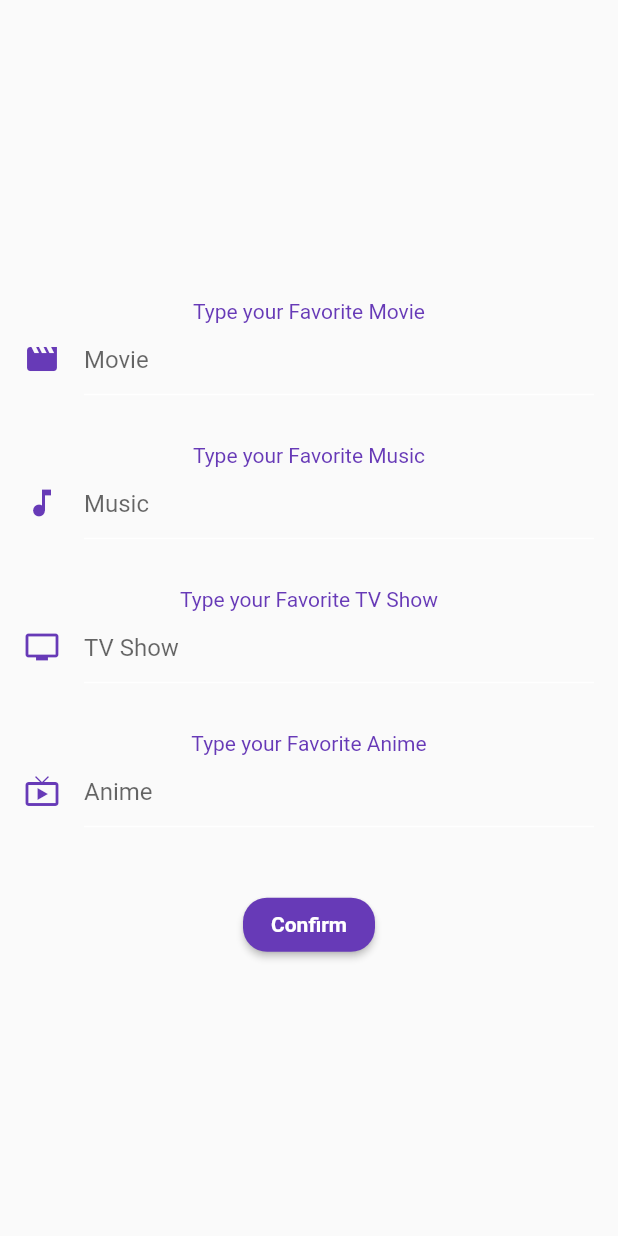
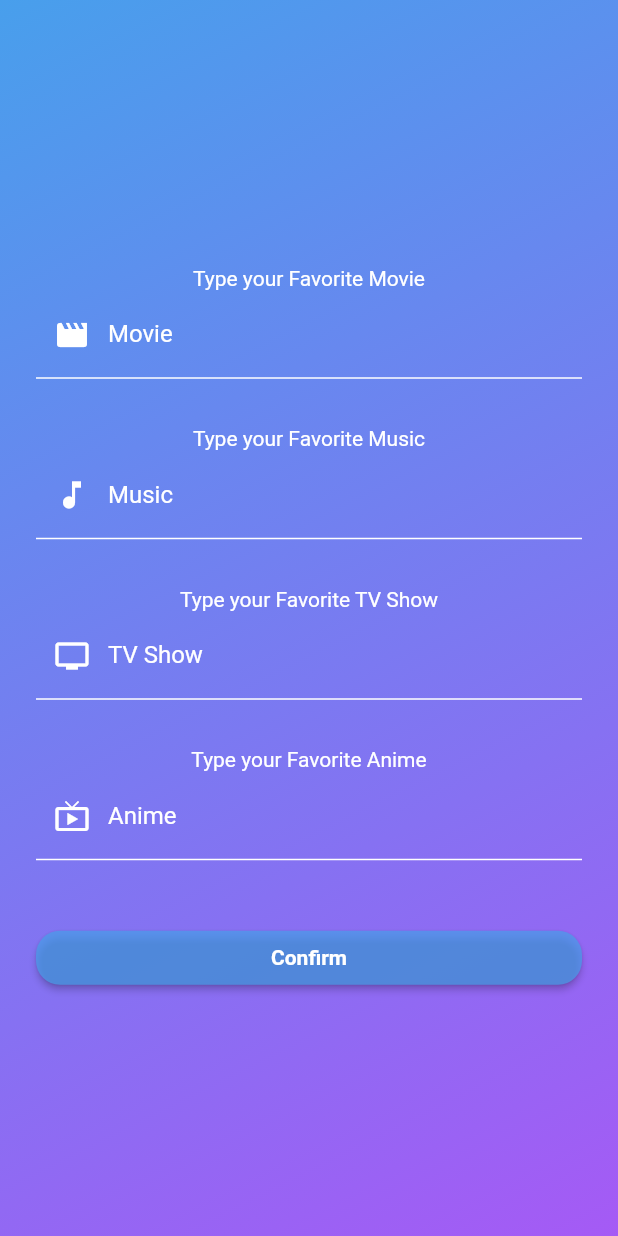
Before and after one commit to Torres62/Socimee_App, a Flutter app: the ProfilePersonality screen opened by its route, on a phone screen of 412 x 824 dp. Run offline on Flutter 3.47's test engine with Material 2 defaults, Android fonts, the phone set to English and light mode, and no system bars; our stand-ins replace flutter_tindercard; network calls fail.

Commit message:
Updating layout

```diff
--- a/Socimee_Fronted/lib/view/profilePersonality.dart
+++ b/Socimee_Fronted/lib/view/profilePersonality.dart
@@ -1,5 +1,6 @@
 import 'package:flutter/material.dart';
 import 'package:socimee/controller/restApi.dart';
+import 'package:socimee/utils/ColorConverter.dart';
 
 class ProfilePersonality extends StatefulWidget{
   @override
@@ -41,19 +42,32 @@ class ProfilePersonalityState extends State<ProfilePersonality>{
   Widget build(BuildContext context) {
     idProfile = ModalRoute.of(context).settings.arguments;
     return Scaffold(
-      body: SafeArea(
-        child: _buildForm(),
+      body: Container(
+        decoration: BoxDecoration(
+          gradient: LinearGradient(
+            begin: Alignment.topLeft,
+            end: Alignment.bottomRight,
+            colors: [
+              ColorConverter().backgroundFirstColor(),
+              ColorConverter().backgroundSecondColor()
+            ],
+          ),
+        ),
+        child: _buildForm()
       ),
       resizeToAvoidBottomPadding: false,
     );
   }
 
   Widget _buildForm(){
-    return Container(
+    return Center(
+      child: Container(
+        margin: EdgeInsets.all(8),
         child: Form(
           key: formKey,
           child: Column(
             mainAxisAlignment: MainAxisAlignment.center,
+            crossAxisAlignment: CrossAxisAlignment.stretch,
             children: <Widget>[
               _buildMovieField(),
               _buildMusicField(),
@@ -61,6 +75,7 @@ class ProfilePersonalityState extends State<ProfilePersonality>{
               _buildAnimeField(),
               _buildConfirmationButton(),
             ],
+          ),
         ),
       ),
     );
@@ -73,13 +88,13 @@ class ProfilePersonalityState extends State<ProfilePersonality>{
         children: <Widget>[
           Text(
             'Type your Favorite Movie',
-            style: TextStyle(color: Colors.deepPurple),
           ),
           TextFormField(
             maxLines: 1,
             decoration: InputDecoration(
-              icon: Icon(Icons.movie, color: Colors.deepPurple),
-              hintText: 'Movie',
+              prefixIcon: Icon(Icons.movie, color: Colors.white),
+              labelText: 'Movie',
+              labelStyle: TextStyle(color: Colors.white)
             ),
             validator: (value) => value.isEmpty ? 'Movie can\'t be empty' : null,
             onSaved: (value){
@@ -98,13 +113,14 @@ class ProfilePersonalityState extends State<ProfilePersonality>{
         children: <Widget>[
           Text(
             'Type your Favorite Music',
-            style: TextStyle(color: Colors.deepPurple),
+            style: TextStyle(color: Colors.white),
           ),
           TextFormField(
             maxLines: 1,
             decoration: InputDecoration(
-              icon: Icon(Icons.music_note, color: Colors.deepPurple),
-              hintText: 'Music',
+              prefixIcon: Icon(Icons.music_note, color: Colors.white),
+              labelText: 'Music',
+              labelStyle: TextStyle(color: Colors.white)
             ),
             validator: (value) => value.isEmpty ? 'Music can\'t be empty' : null,
             onSaved: (value){
@@ -123,13 +139,14 @@ class ProfilePersonalityState extends State<ProfilePersonality>{
         children: <Widget>[
           Text(
             'Type your Favorite TV Show',
-            style: TextStyle(color: Colors.deepPurple),
+            style: TextStyle(color: Colors.white),
           ),
           TextFormField(
             maxLines: 1,
             decoration: InputDecoration(
-              icon: Icon(Icons.tv, color: Colors.deepPurple),
-              hintText: 'TV Show',
+              prefixIcon: Icon(Icons.tv, color: Colors.white),
+              labelText: 'TV Show',
+              labelStyle: TextStyle(color: Colors.white)
             ),
             validator: (value) => value.isEmpty ? 'TV Show can\'t be empty' : null,
             onSaved: (value){
@@ -148,13 +165,14 @@ class ProfilePersonalityState extends State<ProfilePersonality>{
         children: <Widget>[
           Text(
             'Type your Favorite Anime',
-            style: TextStyle(color: Colors.deepPurple),
+            style: TextStyle(color: Colors.white),
           ),
           TextFormField(
             maxLines: 1,
             decoration: InputDecoration(
-              icon: Icon(Icons.live_tv, color: Colors.deepPurple),
-              hintText: 'Anime',
+              prefixIcon: Icon(Icons.live_tv, color: Colors.white),
+              labelText: 'Anime',
+              labelStyle: TextStyle(color: Colors.white)
             ),
             validator: (value) => value.isEmpty ? 'Anime can\'t be empty' : null,
             onSaved: (value){
@@ -173,7 +191,7 @@ class ProfilePersonalityState extends State<ProfilePersonality>{
         onPressed: (){
           validateAndSubmit();
         },
-        color: Colors.deepPurple,
+        color: ColorConverter().backgroundFirstColor().withOpacity(0.7),
         child: Text('Confirm', style: TextStyle(color: Colors.white, fontWeight: FontWeight.bold)),
         shape: RoundedRectangleBorder(borderRadius: BorderRadius.circular(16)),
       ),
```
Also changed, not shown: Socimee_Fronted/lib/view/profileDescription.dart (+31 -14 lines), Socimee_Fronted/lib/view/profileRegister.dart (+25 -29 lines). Lines whose indentation alone changed are shown as unchanged.
